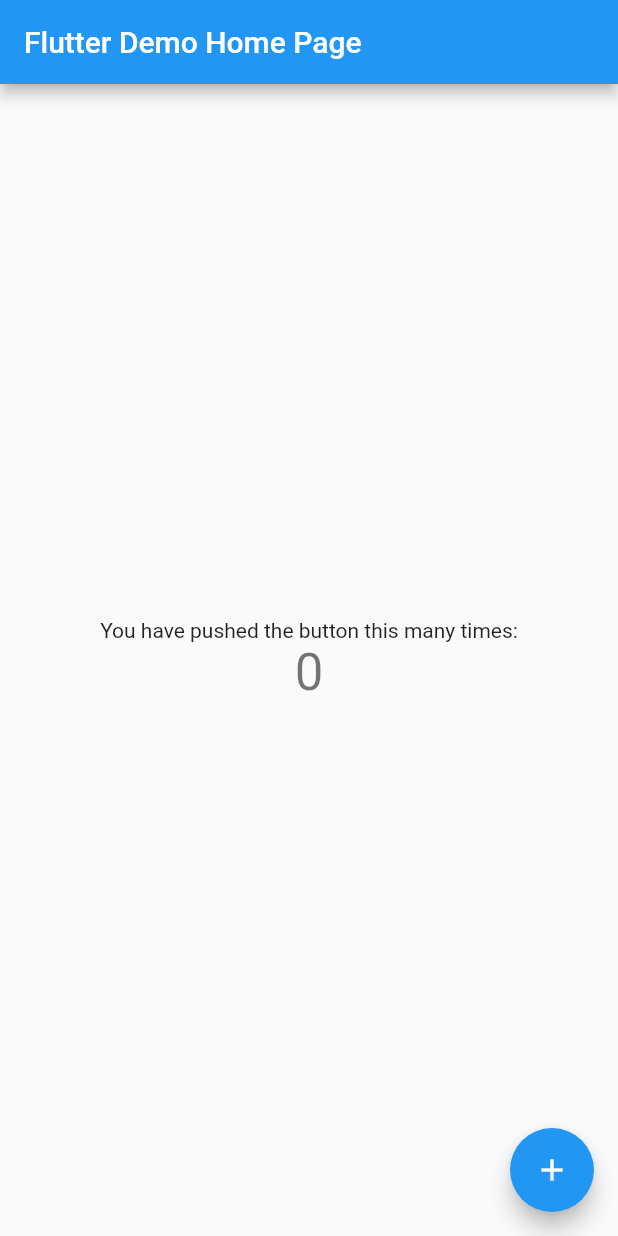
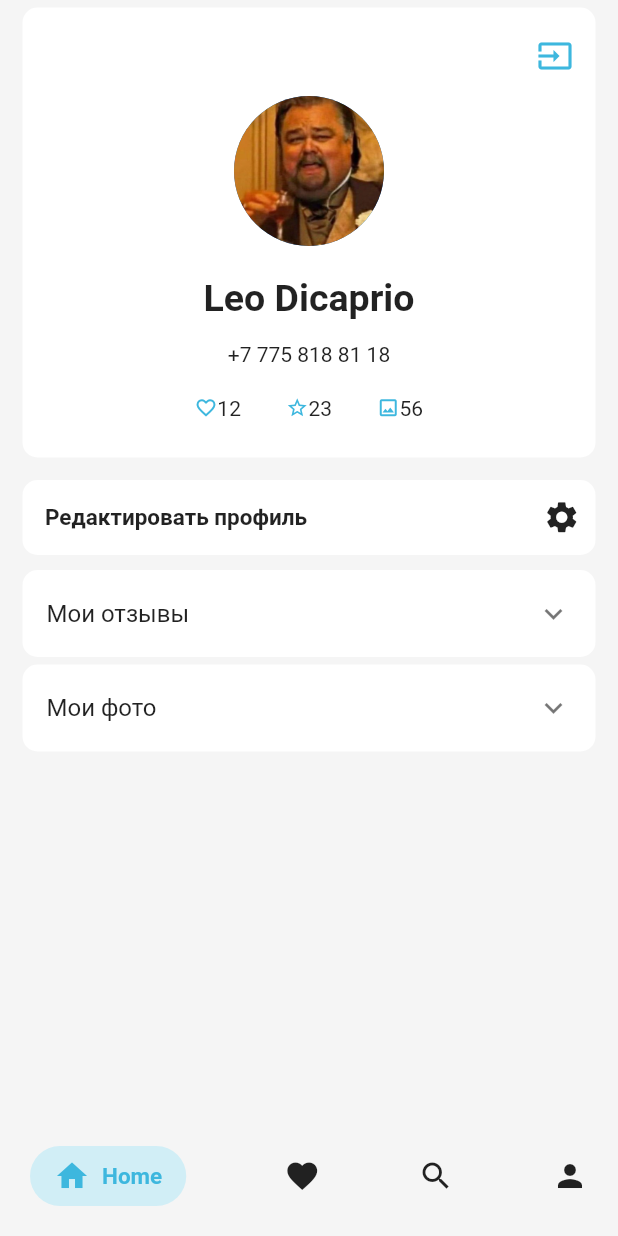
Before and after one commit to Yoyoshaaskar/Adask, a Flutter app: the screen it shows after launch, on a phone screen of 412 x 824 dp. Run offline on Flutter 3.47's test engine with Material 2 defaults, Android fonts, the phone set to English and light mode, and no system bars.

Commit message:
second commit

```diff
--- a/flutter_application_1/lib/main.dart
+++ b/flutter_application_1/lib/main.dart
@@ -1,4 +1,6 @@
 import 'package:flutter/material.dart';
+import 'package:flutter/services.dart';
+import 'package:flutter_application_1/ui/pages/homepage.dart';
 
 void main() {
   runApp(const MyApp());
@@ -10,106 +12,14 @@ class MyApp extends StatelessWidget {
   // This widget is the root of your application.
   @override
   Widget build(BuildContext context) {
+    SystemChrome.setEnabledSystemUIMode(SystemUiMode.manual,
+        overlays: [SystemUiOverlay.bottom]);
     return MaterialApp(
       title: 'Flutter Demo',
       theme: ThemeData(
-        // This is the theme of your application.
-        //
-        // Try running your application with "flutter run". You'll see the
-        // application has a blue toolbar. Then, without quitting the app, try
-        // changing the primarySwatch below to Colors.green and then invoke
-        // "hot reload" (press "r" in the console where you ran "flutter run",
-        // or simply save your changes to "hot reload" in a Flutter IDE).
-        // Notice that the counter didn't reset back to zero; the application
-        // is not restarted.
         primarySwatch: Colors.blue,
       ),
-      home: const MyHomePage(title: 'Flutter Demo Home Page'),
+      home: const HomePage(),
     );
   }
 }
-
-class MyHomePage extends StatefulWidget {
-  const MyHomePage({Key? key, required this.title}) : super(key: key);
-
-  // This widget is the home page of your application. It is stateful, meaning
-  // that it has a State object (defined below) that contains fields that affect
-  // how it looks.
-
-  // This class is the configuration for the state. It holds the values (in this
-  // case the title) provided by the parent (in this case the App widget) and
-  // used by the build method of the State. Fields in a Widget subclass are
-  // always marked "final".
-
-  final String title;
-
-  @override
-  State<MyHomePage> createState() => _MyHomePageState();
-}
-
-class _MyHomePageState extends State<MyHomePage> {
-  int _counter = 0;
-
-  void _incrementCounter() {
-    setState(() {
-      // This call to setState tells the Flutter framework that something has
-      // changed in this State, which causes it to rerun the build method below
-      // so that the display can reflect the updated values. If we changed
-      // _counter without calling setState(), then the build method would not be
-      // called again, and so nothing would appear to happen.
-      _counter++;
-    });
-  }
-
-  @override
-  Widget build(BuildContext context) {
-    // This method is rerun every time setState is called, for instance as done
-    // by the _incrementCounter method above.
-    //
-    // The Flutter framework has been optimized to make rerunning build methods
-    // fast, so that you can just rebuild anything that needs updating rather
-    // than having to individually change instances of widgets.
-    return Scaffold(
-      appBar: AppBar(
-        // Here we take the value from the MyHomePage object that was created by
-        // the App.build method, and use it to set our appbar title.
-        title: Text(widget.title),
-      ),
-      body: Center(
-        // Center is a layout widget. It takes a single child and positions it
-        // in the middle of the parent.
-        child: Column(
-          // Column is also a layout widget. It takes a list of children and
-          // arranges them vertically. By default, it sizes itself to fit its
-          // children horizontally, and tries to be as tall as its parent.
-          //
-          // Invoke "debug painting" (press "p" in the console, choose the
-          // "Toggle Debug Paint" action from the Flutter Inspector in Android
-          // Studio, or the "Toggle Debug Paint" command in Visual Studio Code)
-          // to see the wireframe for each widget.
-          //
-          // Column has various properties to control how it sizes itself and
-          // how it positions its children. Here we use mainAxisAlignment to
-          // center the children vertically; the main axis here is the vertical
-          // axis because Columns are vertical (the cross axis would be
-          // horizontal).
-          mainAxisAlignment: MainAxisAlignment.center,
-          children: <Widget>[
-            const Text(
-              'You have pushed the button this many times:',
-            ),
-            Text(
-              '$_counter',
-              style: Theme.of(context).textTheme.headline4,
-            ),
-          ],
-        ),
-      ),
-      floatingActionButton: FloatingActionButton(
-        onPressed: _incrementCounter,
-        tooltip: 'Increment',
-        child: const Icon(Icons.add),
-      ), // This trailing comma makes auto-formatting nicer for build methods.
-    );
-  }
-}
--- /dev/null
+++ b/flutter_application_1/lib/ui/pages/homepage.dart
@@ -0,0 +1,367 @@
+import 'package:flutter/material.dart';
+import 'package:flutter_application_1/ui/pages/widgets/bottomNavBar.dart';
+
+class HomePage extends StatefulWidget {
+  const HomePage({Key? key}) : super(key: key);
+
+  @override
+  State<HomePage> createState() => _HomePageState();
+}
+
+enum BottomIcons { home, favorite, search, account }
+
+class _HomePageState extends State<HomePage> {
+  BottomIcons bottomIcons = BottomIcons.home;
+  @override
+  Widget build(BuildContext context) {
+    return SafeArea(
+      child: Scaffold(
+        body: Stack(children: [
+          Container(
+              decoration:
+                  const BoxDecoration(color: Color.fromRGBO(245, 245, 245, 1))),
+          Column(
+            children: [
+              Padding(
+                padding: const EdgeInsets.fromLTRB(15, 5, 15, 10),
+                child: Container(
+                  height: 300,
+                  decoration: BoxDecoration(
+                    borderRadius: BorderRadius.circular(10),
+                    color: Colors.white,
+                    // boxShadow: const [
+                    //   BoxShadow(offset: Offset(0, 1), blurRadius: 40)
+                  ),
+                  child: Column(children: [
+                    const SizedBox(
+                      height: 5,
+                    ),
+                    Align(
+                      alignment: Alignment.topRight,
+                      child: Container(
+                        alignment: Alignment.center,
+                        height: 54,
+                        width: 54,
+                        decoration: const BoxDecoration(shape: BoxShape.circle),
+                        child: IconButton(
+                          icon: const Icon(
+                            Icons.input,
+                            color: Color.fromRGBO(61, 183, 222, 1),
+                          ),
+                          onPressed: () {},
+                        ),
+                      ),
+                    ),
+                    Row(
+                      mainAxisAlignment: MainAxisAlignment.center,
+                      children: const [
+                        CircleAvatar(
+                          radius: 50,
+                          backgroundImage: AssetImage('lib/assets/leo.jpeg'),
+                        ),
+                      ],
+                    ),
+                    const SizedBox(height: 20),
+                    const Text(
+                      'Leo Dicaprio',
+                      style:
+                          TextStyle(fontSize: 25, fontWeight: FontWeight.bold),
+                    ),
+                    const SizedBox(height: 15),
+                    const Text('+7 775 818 81 18'),
+                    const SizedBox(height: 20),
+                    Row(
+                      mainAxisAlignment: MainAxisAlignment.center,
+                      children: const [
+                        Icon(
+                          Icons.favorite_outline,
+                          size: 15,
+                          color: Color.fromRGBO(61, 183, 222, 1),
+                        ),
+                        Text('12'),
+                        SizedBox(width: 30),
+                        Icon(
+                          Icons.star_border,
+                          size: 15,
+                          color: Color.fromRGBO(61, 183, 222, 1),
+                        ),
+                        Text('23'),
+                        SizedBox(width: 30),
+                        Icon(
+                          Icons.image_outlined,
+                          size: 15,
+                          color: Color.fromRGBO(61, 183, 222, 1),
+                        ),
+                        Text('56')
+                      ],
+                    )
+                  ]),
+                ),
+              ),
+              Padding(
+                padding: const EdgeInsets.fromLTRB(15, 5, 15, 10),
+                child: GestureDetector(
+                  child: Container(
+                    decoration: BoxDecoration(
+                      color: Colors.white,
+                      borderRadius: BorderRadius.circular(10),
+                    ),
+                    height: 50,
+                    width: double.infinity,
+                    child: Padding(
+                      padding: const EdgeInsets.fromLTRB(15, 8, 10, 8),
+                      child: Row(
+                        mainAxisAlignment: MainAxisAlignment.center,
+                        children: const [
+                          Expanded(
+                              child: Text(
+                            'Редактировать профиль',
+                            style: TextStyle(
+                                fontSize: 15, fontWeight: FontWeight.bold),
+                          )),
+                          Icon(
+                            Icons.settings,
+                            size: 25,
+                          ),
+                        ],
+                      ),
+                    ),
+                  ),
+                ),
+              ),
+              Padding(
+                padding: const EdgeInsets.fromLTRB(15, 0, 15, 0),
+                child: Container(
+                  decoration: BoxDecoration(
+                    color: Colors.white,
+                    borderRadius: BorderRadius.circular(10),
+                  ),
+                  height: 58,
+                  width: double.infinity,
+                  child: const ExpansionTile(
+                    backgroundColor: Color.fromRGBO(61, 183, 222, 1),
+                    textColor: Colors.white,
+                    title: Text('Мои отзывы'),
+                    iconColor: Colors.white,
+                  ),
+                ),
+              ),
+              Padding(
+                padding: const EdgeInsets.fromLTRB(15, 5, 15, 15),
+                child: Container(
+                  decoration: BoxDecoration(
+                    color: Colors.white,
+                    borderRadius: BorderRadius.circular(10),
+                  ),
+                  height: 58,
+                  width: double.infinity,
+                  child: const ExpansionTile(
+                    backgroundColor: Color.fromRGBO(61, 183, 222, 1),
+                    textColor: Colors.white,
+                    title: Text('Мои фото'),
+                    iconColor: Colors.white,
+                  ),
+                ),
+              ),
+            ],
+          ),
+          Align(
+            alignment: Alignment.bottomLeft,
+            // ignore: avoid_unnecessary_containers
+            child: Container(
+              child: Padding(
+                padding: const EdgeInsets.only(bottom: 20, left: 20, right: 20),
+                child: Row(
+                  mainAxisAlignment: MainAxisAlignment.spaceBetween,
+                  children: [
+                    BottomBar(
+                        onPressed: () {
+                          setState(() {
+                            bottomIcons = BottomIcons.home;
+                          });
+                        },
+                        bottomIcons:
+                            bottomIcons == BottomIcons.home ? true : false,
+                        icons: Icons.home,
+                        text: 'Home'),
+                    BottomBar(
+                        onPressed: () {
+                          setState(() {
+                            bottomIcons = BottomIcons.favorite;
+                          });
+                        },
+                        bottomIcons:
+                            bottomIcons == BottomIcons.favorite ? true : false,
+                        icons: Icons.favorite,
+                        text: 'favorite'),
+                    BottomBar(
+                        onPressed: () {
+                          setState(() {
+                            bottomIcons = BottomIcons.search;
+                          });
+                        },
+                        bottomIcons:
+                            bottomIcons == BottomIcons.search ? true : false,
+                        icons: Icons.search,
+                        text: 'search'),
+                    BottomBar(
+                        onPressed: () {
+                          setState(() {
+                            bottomIcons = BottomIcons.account;
+                          });
+                        },
+                        bottomIcons:
+                            bottomIcons == BottomIcons.account ? true : false,
+                        icons: Icons.person,
+                        text: 'Профиль'),
+
+                    // GestureDetector(
+                    //   onTap: () {
+                    //     setState(() {
+                    //       bottomIcons = BottomIcons.home;
+                    //     });
+                    //   },
+                    //   child: bottomIcons == BottomIcons.home
+                    //       ? Container(
+                    //           decoration: BoxDecoration(
+                    //               color: const Color.fromRGBO(209, 238, 246, 1),
+                    //               borderRadius: BorderRadius.circular(30)),
+                    //           child: Padding(
+                    //             padding: const EdgeInsets.only(
+                    //                 left: 10, right: 55, bottom: 8, top: 8),
+                    //             child: Row(
+                    //               children: const [
+                    //                 Icon(
+                    //                   Icons.home,
+                    //                   color: Color.fromRGBO(61, 183, 222, 1),
+                    //                 ),
+                    //                 SizedBox(
+                    //                   width: 8,
+                    //                 ),
+                    //                 Text(
+                    //                   'Home',
+                    //                   style: TextStyle(
+                    //                       color:
+                    //                           Color.fromRGBO(61, 183, 222, 1)),
+                    //                 )
+                    //               ],
+                    //             ),
+                    //           ),
+                    //         )
+                    //       : const Icon(Icons.home),
+                    // ),
+                    // GestureDetector(
+                    //   onTap: () {
+                    //     setState(() {
+                    //       bottomIcons = BottomIcons.favorite;
+                    //     });
+                    //   },
+                    //   child: bottomIcons == BottomIcons.favorite
+                    //       ? Container(
+                    //           decoration: BoxDecoration(
+                    //               color: const Color.fromRGBO(209, 238, 246, 1),
+                    //               borderRadius: BorderRadius.circular(30)),
+                    //           child: Padding(
+                    //             padding: const EdgeInsets.only(
+                    //                 left: 16, right: 16, bottom: 8, top: 8),
+                    //             child: Row(
+                    //               children: const [
+                    //                 Icon(
+                    //                   Icons.favorite,
+                    //                   color: Color.fromRGBO(61, 183, 222, 1),
+                    //                 ),
+                    //                 SizedBox(
+                    //                   width: 8,
+                    //                 ),
+                    //                 Text(
+                    //                   'Favorite',
+                    //                   style: TextStyle(
+                    //                       color:
+                    //                           Color.fromRGBO(61, 183, 222, 1)),
+                    //                 )
+                    //               ],
+                    //             ),
+                    //           ),
+                    //         )
+                    //       : const Icon(Icons.favorite),
+                    // ),
+                    // GestureDetector(
+                    //   onTap: () {
+                    //     setState(() {
+                    //       bottomIcons = BottomIcons.search;
+                    //     });
+                    //   },
+                    //   child: bottomIcons == BottomIcons.search
+                    //       ? Container(
+                    //           decoration: BoxDecoration(
+                    //               color: const Color.fromRGBO(209, 238, 246, 1),
+                    //               borderRadius: BorderRadius.circular(30)),
+                    //           child: Padding(
+                    //             padding: const EdgeInsets.only(
+                    //                 left: 16, right: 16, bottom: 8, top: 8),
+                    //             child: Row(
+                    //               children: const [
+                    //                 Icon(
+                    //                   Icons.search,
+                    //                   color: Color.fromRGBO(61, 183, 222, 1),
+                    //                 ),
+                    //                 SizedBox(
+                    //                   width: 8,
+                    //                 ),
+                    //                 Text(
+                    //                   'Search',
+                    //                   style: TextStyle(
+                    //                       color:
+                    //                           Color.fromRGBO(61, 183, 222, 1)),
+                    //                 )
+                    //               ],
+                    //             ),
+                    //           ),
+                    //         )
+                    //       : const Icon(Icons.search),
+                    // ),
+                    // GestureDetector(
+                    //   onTap: () {
+                    //     setState(() {
+                    //       bottomIcons = BottomIcons.account;
+                    //     });
+                    //   },
+                    //   child: bottomIcons == BottomIcons.account
+                    //       ? Container(
+                    //           decoration: BoxDecoration(
+                    //               color: const Color.fromRGBO(209, 238, 246, 1),
+                    //               borderRadius: BorderRadius.circular(30)),
+                    //           child: Padding(
+                    //             padding: const EdgeInsets.only(
+                    //                 left: 16, right: 16, bottom: 8, top: 8),
+                    //             child: Row(
+                    //               children: const [
+                    //                 Icon(
+                    //                   Icons.person,
+                    //                   color: Color.fromRGBO(61, 183, 222, 1),
+                    //                 ),
+                    //                 SizedBox(
+                    //                   width: 8,
+                    //                 ),
+                    //                 Text(
+                    //                   'Person',
+                    //                   style: TextStyle(
+                    //                       color:
+                    //                           Color.fromRGBO(61, 183, 222, 1)),
+                    //                 )
+                    //               ],
+                    //             ),
+                    //           ),
+                    //         )
+                    //       : const Icon(Icons.person),
+                    // ),
+                  ],
+                ),
+              ),
+            ),
+          ),
+        ]),
+      ),
+    );
+  }
+}
--- /dev/null
+++ b/flutter_application_1/lib/ui/pages/widgets/avatar.dart
@@ -0,0 +1,8 @@
+import 'package:flutter/material.dart';
+
+Image avatar() {
+  return const Image(
+    image: AssetImage('assets/leo.jpeg'),
+    fit: BoxFit.cover,
+  );
+}
--- /dev/null
+++ b/flutter_application_1/lib/ui/pages/widgets/bottomNavBar.dart
@@ -0,0 +1,55 @@
+// ignore: file_names
+import 'package:flutter/material.dart';
+
+// ignore: must_be_immutable
+class BottomBar extends StatefulWidget {
+  VoidCallback onPressed;
+  bool bottomIcons;
+  String text;
+  IconData icons;
+  BottomBar(
+      {Key? key,
+      required this.onPressed,
+      required this.bottomIcons,
+      required this.icons,
+      required this.text})
+      : super(key: key);
+  @override
+  _BottomBarState createState() => _BottomBarState();
+}
+
+class _BottomBarState extends State<BottomBar> {
+  @override
+  Widget build(BuildContext context) {
+    return GestureDetector(
+        onTap: widget.onPressed,
+        child: widget.bottomIcons == true
+            ? Container(
+                decoration: BoxDecoration(
+                  color: const Color.fromRGBO(209, 238, 246, 1),
+                  borderRadius: BorderRadius.circular(30),
+                ),
+                padding: const EdgeInsets.only(
+                    left: 16, right: 16, top: 8, bottom: 8),
+                child: Row(
+                  children: <Widget>[
+                    Icon(
+                      widget.icons,
+                      color: const Color.fromRGBO(61, 183, 222, 1),
+                    ),
+                    const SizedBox(
+                      width: 8,
+                    ),
+                    Text(
+                      widget.text,
+                      style: const TextStyle(
+                          color: Color.fromRGBO(61, 183, 222, 1),
+                          fontWeight: FontWeight.bold,
+                          fontSize: 15),
+                    ),
+                  ],
+                ),
+              )
+            : Icon(widget.icons));
+  }
+}
--- a/flutter_application_1/pubspec.yaml
+++ b/flutter_application_1/pubspec.yaml
@@ -29,6 +29,7 @@ environment:
 dependencies:
   flutter:
     sdk: flutter
+  expansion_tile_card: ^2.0.0
 
 
   # The following adds the Cupertino Icons font to your application.
@@ -58,8 +59,8 @@ flutter:
   uses-material-design: true
 
   # To add assets to your application, add an assets section, like this:
-  # assets:
-  #   - images/a_dot_burr.jpeg
+  assets:
+    - lib/assets/leo.jpeg
   #   - images/a_dot_ham.jpeg
 
   # An image asset can refer to one or more resolution-specific "variants", see
```
Also changed, not shown: flutter_application_1/lib/assets/leo.jpeg (added), flutter_application_1/lib/data/models/review.dart (added), flutter_application_1/pubspec.lock.
